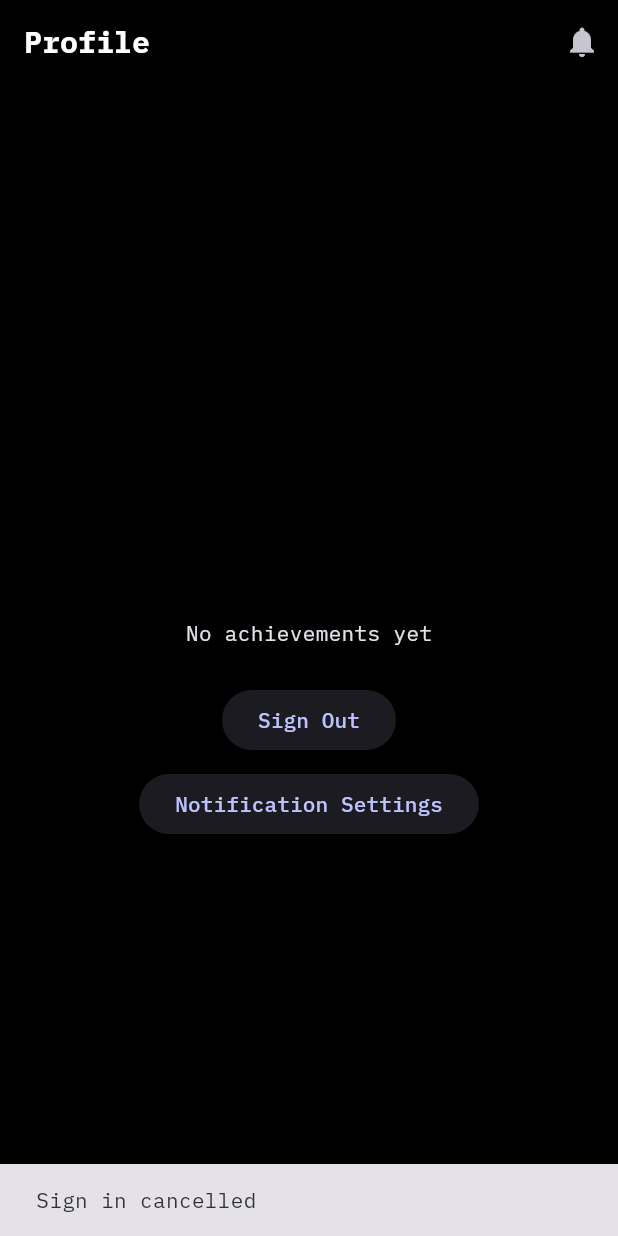
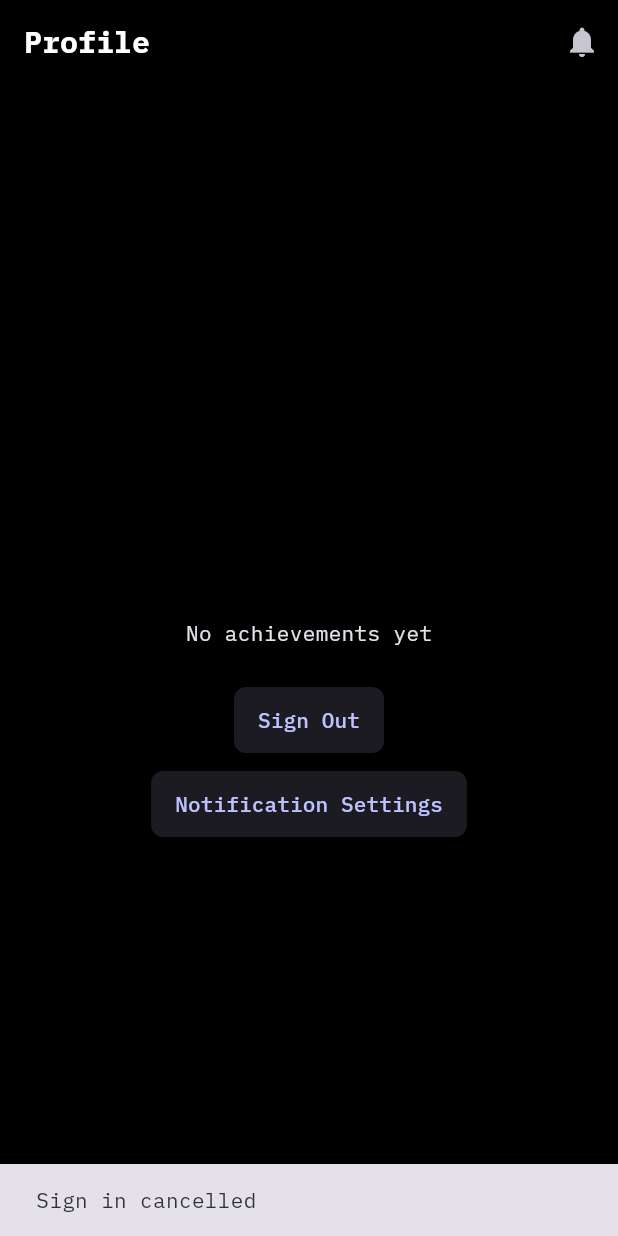
Before and after one commit to Shir0o/bible-read, a Flutter app: the screen it shows after launch, after a tap on "Sign in with Google", on a phone screen of 412 x 824 dp. Run offline on Flutter 3.47's test engine with Material 3 defaults, Android fonts, the phone set to English and light mode, and no system bars; our stand-ins replace cloud_firestore, cloud_functions, firebase_auth, firebase_core, firebase_crashlytics, firebase_messaging and 5 more; missing offline and left inert: firebase_app_check; accounts and stored records are empty.

Commit message:
style: theme button styles

```diff
--- a/lib/theme/app_theme.dart
+++ b/lib/theme/app_theme.dart
@@ -3,6 +3,12 @@ import 'package:flutter/material.dart';
 class AppTheme {
   static const String fontFamily = 'IBMPlexMono';
   static const Color backgroundColor = Colors.black;
+
+  static const RoundedRectangleBorder _buttonShape = RoundedRectangleBorder(
+      borderRadius: BorderRadius.all(Radius.circular(8)));
+
+  static const EdgeInsetsGeometry _buttonPadding =
+      EdgeInsets.symmetric(horizontal: 16, vertical: 12);
 
   static final ColorScheme colorScheme = ColorScheme.fromSeed(
     seedColor: Colors.indigo.shade900,
@@ -16,6 +22,28 @@ class AppTheme {
         fontSize: 18, fontFamily: fontFamily, fontWeight: FontWeight.bold),
   );
 
+  static final ButtonStyle _baseButtonStyle = ButtonStyle(
+    animationDuration: const Duration(milliseconds: 200),
+    overlayColor: WidgetStateProperty.resolveWith<Color?>((states) {
+      if (states.contains(WidgetState.pressed) ||
+          states.contains(WidgetState.hovered)) {
+        return colorScheme.primary.withValues(alpha: 0.1);
+      }
+      return null;
+    }),
+    shape: WidgetStateProperty.all<OutlinedBorder>(_buttonShape),
+    padding: WidgetStateProperty.all<EdgeInsetsGeometry>(_buttonPadding),
+  );
+
+  static final ButtonStyle _elevatedButtonStyle = _baseButtonStyle.copyWith(
+    elevation: WidgetStateProperty.resolveWith<double?>((states) {
+      if (states.contains(WidgetState.pressed)) {
+        return 6;
+      }
+      return 2;
+    }),
+  );
+
   static final ThemeData appTheme = ThemeData(
     brightness: Brightness.dark,
     colorScheme: colorScheme,
@@ -24,5 +52,7 @@ class AppTheme {
     textTheme: textTheme,
     scaffoldBackgroundColor: backgroundColor,
     appBarTheme: const AppBarTheme(backgroundColor: backgroundColor),
+    elevatedButtonTheme: ElevatedButtonThemeData(style: _elevatedButtonStyle),
+    textButtonTheme: TextButtonThemeData(style: _baseButtonStyle),
   );
 }
--- a/lib/widgets/success_animation.dart
+++ b/lib/widgets/success_animation.dart
@@ -12,7 +12,6 @@ class SuccessAnimation extends StatelessWidget {
   /// context.
   static void show(BuildContext context) {
     final overlay = Overlay.of(context);
-    if (overlay == null) return;
     late OverlayEntry entry;
     entry = OverlayEntry(
       builder: (_) => Positioned.fill(
```
